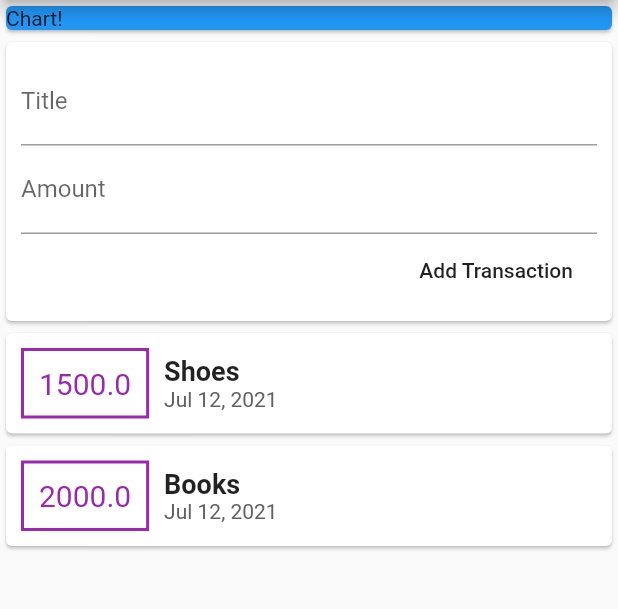
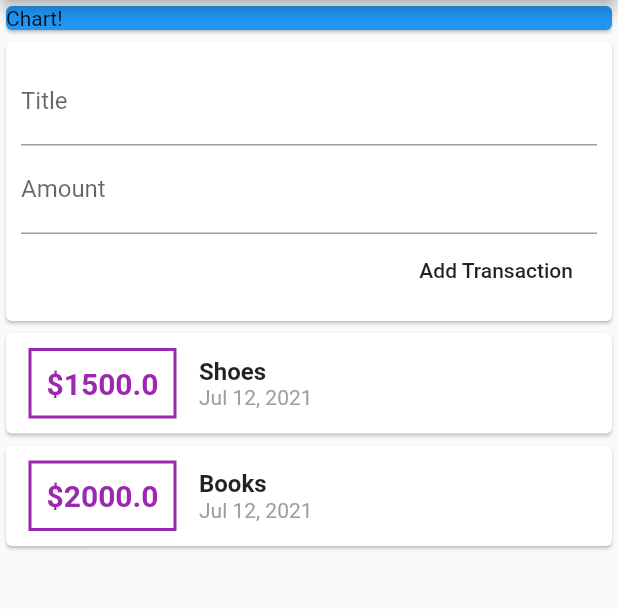
Before and after one commit to gandhisamay/expense-manager, a Flutter app: the screen it shows after launch, after a tap on "Add Transaction", on a phone screen of 412 x 824 dp, the part 84-693 px from its top. Run offline on Flutter 3.47's test engine with Material 2 defaults, Android fonts, the light colour scheme and no system bars.

Commit message:
Added ListView.builder

```diff
--- a/lib/main.dart
+++ b/lib/main.dart
@@ -20,7 +20,7 @@ class MyHomePage extends StatelessWidget {
       appBar: AppBar(
         title: Text('Expense Manager'),
       ),
-      body: Column(
+      body: ListView(
         children: [
           Container(
             width: double.infinity,
--- a/lib/widgets/newtransaction.dart
+++ b/lib/widgets/newtransaction.dart
@@ -3,6 +3,9 @@ import 'package:flutter/material.dart';
 class NewTransaction extends StatelessWidget {
   final titleController = TextEditingController();
   final amountController = TextEditingController();
+
+  final Function addTx;
+  NewTransaction(this.addTx);
 
   @override
   Widget build(BuildContext context) {
@@ -25,7 +28,10 @@ class NewTransaction extends StatelessWidget {
             // ignore: deprecated_member_use
             FlatButton(
               onPressed: () {
-                print(titleController.text);
+                addTx(
+                  titleController.text,
+                  double.parse(amountController.text),
+                );
               },
               child: Text('Add Transaction'),
             ),
--- a/lib/widgets/transactions_list.dart
+++ b/lib/widgets/transactions_list.dart
@@ -1,6 +1,6 @@
-import 'package:expenses2_app/models/transaction.dart';
 import 'package:flutter/material.dart';
 import 'package:intl/intl.dart';
+import '../models/transaction.dart';
 
 class TransactionList extends StatelessWidget {
   final List<Transaction> transactions;
@@ -9,54 +9,58 @@ class TransactionList extends StatelessWidget {
 
   @override
   Widget build(BuildContext context) {
-    return Column(
-      mainAxisAlignment: MainAxisAlignment.spaceBetween,
-      children: transactions.map((tx) {
-        return Container(
-          width: double.infinity,
-          child: Card(
+    return Container(
+      height: 300,
+      child: ListView.builder(
+        itemBuilder: (ctx, index) {
+          return Card(
             child: Row(
-              children: [
+              children: <Widget>[
                 Container(
-                  padding: EdgeInsets.all(10),
-                  margin: EdgeInsets.all(10),
+                  margin: EdgeInsets.symmetric(
+                    vertical: 10,
+                    horizontal: 15,
+                  ),
                   decoration: BoxDecoration(
                     border: Border.all(
-                        color: Colors.purple,
-                        width: 2,
-                        style: BorderStyle.solid),
+                      color: Colors.purple,
+                      width: 2,
+                    ),
                   ),
+                  padding: EdgeInsets.all(10),
                   child: Text(
-                    tx.amount.toString(),
+                    '\$${transactions[index].amount}',
                     style: TextStyle(
+                      fontWeight: FontWeight.bold,
+                      fontSize: 20,
                       color: Colors.purple,
-                      fontSize: 20,
                     ),
                   ),
                 ),
                 Column(
                   crossAxisAlignment: CrossAxisAlignment.start,
-                  children: [
+                  children: <Widget>[
                     Text(
-                      tx.title,
+                      transactions[index].title,
                       style: TextStyle(
-                        fontSize: 18,
+                        fontSize: 16,
                         fontWeight: FontWeight.bold,
                       ),
                     ),
                     Text(
-                      DateFormat.yMMMd().format(tx.date),
+                      DateFormat.yMMMd().format(transactions[index].date),
                       style: TextStyle(
-                        color: Colors.grey.shade700,
+                        color: Colors.grey,
                       ),
                     ),
                   ],
                 ),
               ],
             ),
-          ),
-        );
-      }).toList(),
+          );
+        },
+        itemCount: transactions.length,
+      ),
     );
   }
 }
--- a/lib/widgets/userTransaction.dart
+++ b/lib/widgets/userTransaction.dart
@@ -13,11 +13,23 @@ class _UserTransactionsState extends State<UserTransactions> {
     Transaction(id: 't1', title: 'Shoes', amount: 1500, date: DateTime.now()),
     Transaction(id: 't2', title: 'Books', amount: 2000, date: DateTime.now())
   ];
+
+  void addNewTransaction(String title, double amount) {
+    final newTx = Transaction(
+        id: DateTime.now().toString(),
+        title: title,
+        amount: amount,
+        date: DateTime.now());
+    setState(() {
+      userTransactions.add(newTx);
+    });
+  }
+
   @override
   Widget build(BuildContext context) {
     return Column(
       children: [
-        NewTransaction(),
+        NewTransaction(addNewTransaction),
         TransactionList(userTransactions),
       ],
     );
```
